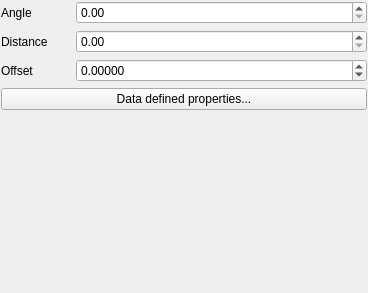
Qt form src/ui/symbollayer/widget_linepatternfill.ui (carsmie/QGIS) before a commit.
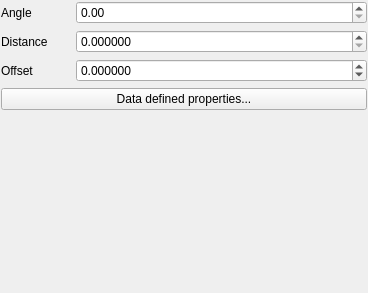
The same form after that commit. Custom widgets are drawn as their Qt base class.

Commit message: Standardise to 6 decimal places for controls which can be set to map units in symbology (fix #11064)

```diff
--- a/src/ui/symbollayer/widget_linepatternfill.ui
+++ b/src/ui/symbollayer/widget_linepatternfill.ui
@@ -69,6 +69,9 @@
          <verstretch>0</verstretch>
         </sizepolicy>
        </property>
+       <property name="decimals">
+        <number>6</number>
+       </property>
        <property name="maximum">
         <double>999999999.000000000000000</double>
        </property>
@@ -100,7 +103,7 @@
         </sizepolicy>
        </property>
        <property name="decimals">
-        <number>5</number>
+        <number>6</number>
        </property>
        <property name="minimum">
         <double>-99.000000000000000</double>
```
The commit also changes 11 other files.
